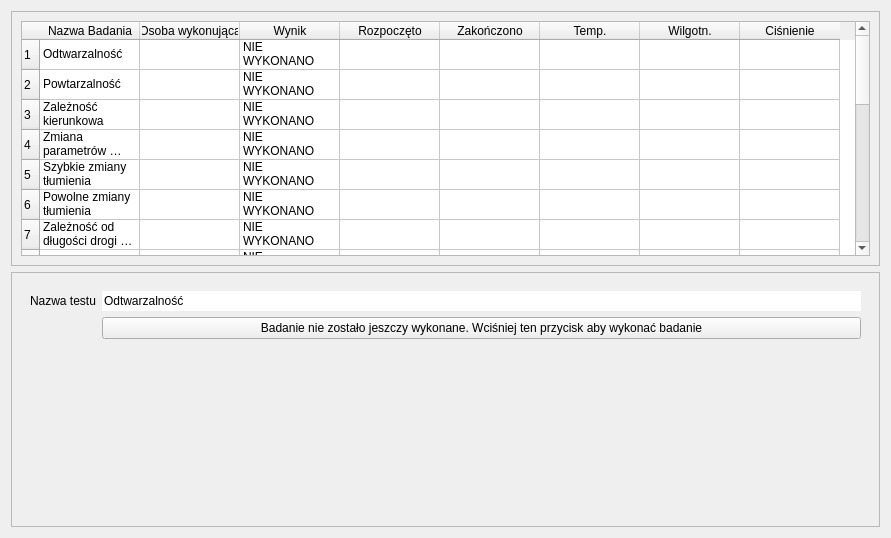
Old version of the form CzujkiLinioweApp/listabadan.ui in the repository wiacekmarcin/CzujkiLiniowe.
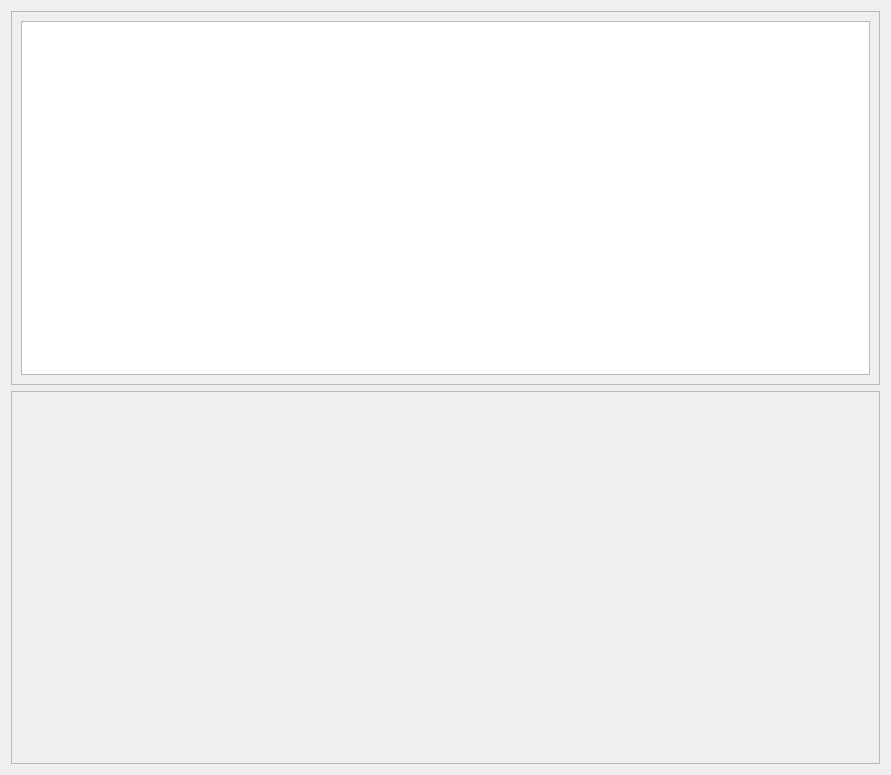
New version of the form. Custom widgets are drawn as their Qt base class.

Commit message: odtwarzalnosc i dane prawie skonczone

Diff of the .ui file:
```diff
--- a/CzujkiLinioweApp/listabadan.ui
+++ b/CzujkiLinioweApp/listabadan.ui
@@ -7,7 +7,7 @@
     <x>0</x>
     <y>0</y>
     <width>891</width>
-    <height>538</height>
+    <height>775</height>
    </rect>
   </property>
   <property name="windowTitle">
@@ -24,363 +24,7 @@
      </property>
      <layout class="QVBoxLayout" name="verticalLayout">
       <item>
-       <widget class="QTableWidget" name="tableWidget">
-        <row>
-         <property name="text">
-          <string>1</string>
-         </property>
-        </row>
-        <row>
-         <property name="text">
-          <string>2</string>
-         </property>
-        </row>
-        <row>
-         <property name="text">
-          <string>3</string>
-         </property>
-        </row>
-        <row>
-         <property name="text">
-          <string>4</string>
-         </property>
-        </row>
-        <row>
-         <property name="text">
-          <string>5</string>
-         </property>
-        </row>
-        <row>
-         <property name="text">
-          <string>6</string>
-         </property>
-        </row>
-        <row>
-         <property name="text">
-          <string>7</string>
-         </property>
-        </row>
-        <row>
-         <property name="text">
-          <string>8</string>
-         </property>
-        </row>
-        <row>
-         <property name="text">
-          <string>9</string>
-         </property>
-        </row>
-        <row>
-         <property name="text">
-          <string>10</string>
-         </property>
-        </row>
-        <row>
-         <property name="text">
-          <string>11</string>
-         </property>
-        </row>
-        <row>
-         <property name="text">
-          <string>12</string>
-         </property>
-        </row>
-        <row>
-         <property name="text">
-          <string>13</string>
-         </property>
-        </row>
-        <row>
-         <property name="text">
-          <string>14</string>
-         </property>
-        </row>
-        <row>
-         <property name="text">
-          <string>15</string>
-         </property>
-        </row>
-        <row>
-         <property name="text">
-          <string>16</string>
-         </property>
-        </row>
-        <row>
-         <property name="text">
-          <string>17</string>
-         </property>
-        </row>
-        <row>
-         <property name="text">
-          <string>18</string>
-         </property>
-        </row>
-        <row>
-         <property name="text">
-          <string>19</string>
-         </property>
-        </row>
-        <row>
-         <property name="text">
-          <string>20</string>
-         </property>
-        </row>
-        <row>
-         <property name="text">
-          <string>21</string>
-         </property>
-        </row>
-        <column>
-         <property name="text">
-          <string>Nazwa Badania</string>
-         </property>
-        </column>
-        <column>
-         <property name="text">
-          <string>Osoba wykonująca</string>
-         </property>
-        </column>
-        <column>
-         <property name="text">
-          <string>Wynik</string>
-         </property>
-        </column>
-        <column>
-         <property name="text">
-          <string>Rozpoczęto</string>
-         </property>
-        </column>
-        <column>
-         <property name="text">
-          <string>Zakończono</string>
-         </property>
-        </column>
-        <column>
-         <property name="text">
-          <string>Temp.</string>
-         </property>
-        </column>
-        <column>
-         <property name="text">
-          <string>Wilgotn.</string>
-         </property>
-        </column>
-        <column>
-         <property name="text">
-          <string>Ciśnienie</string>
-         </property>
-        </column>
-        <item row="0" column="0">
-         <property name="text">
-          <string>Odtwarzalność</string>
-         </property>
-        </item>
-        <item row="0" column="2">
-         <property name="text">
-          <string>NIE WYKONANO</string>
-         </property>
-        </item>
-        <item row="1" column="0">
-         <property name="text">
-          <string>Powtarzalność</string>
-         </property>
-        </item>
-        <item row="1" column="2">
-         <property name="text">
-          <string>NIE WYKONANO</string>
-         </property>
-        </item>
-        <item row="2" column="0">
-         <property name="text">
-          <string>Zależność kierunkowa</string>
-         </property>
-        </item>
-        <item row="2" column="2">
-         <property name="text">
-          <string>NIE WYKONANO</string>
-         </property>
-        </item>
-        <item row="3" column="0">
-         <property name="text">
-          <string>Zmiana parametrów zasilania</string>
-         </property>
-        </item>
-        <item row="3" column="2">
-         <property name="text">
-          <string>NIE WYKONANO</string>
-         </property>
-        </item>
-        <item row="4" column="0">
-         <property name="text">
-          <string>Szybkie zmiany tłumienia</string>
-         </property>
-        </item>
-        <item row="4" column="2">
-         <property name="text">
-          <string>NIE WYKONANO</string>
-         </property>
-        </item>
-        <item row="5" column="0">
-         <property name="text">
-          <string>Powolne zmiany tłumienia</string>
-         </property>
-        </item>
-        <item row="5" column="2">
-         <property name="text">
-          <string>NIE WYKONANO</string>
-         </property>
-        </item>
-        <item row="6" column="0">
-         <property name="text">
-          <string>Zależność od długości drogi optycznej</string>
-         </property>
-        </item>
-        <item row="6" column="2">
-         <property name="text">
-          <string>NIE WYKONANO</string>
-         </property>
-        </item>
-        <item row="7" column="0">
-         <property name="text">
-          <string>Czułość na pożar</string>
-         </property>
-        </item>
-        <item row="7" column="2">
-         <property name="text">
-          <string>NIE WYKONANO</string>
-         </property>
-        </item>
-        <item row="8" column="0">
-         <property name="text">
-          <string>Światło rozproszone</string>
-         </property>
-        </item>
-        <item row="8" column="2">
-         <property name="text">
-          <string>NIE WYKONANO</string>
-         </property>
-        </item>
-        <item row="9" column="0">
-         <property name="text">
-          <string>Odporność na suche gorąco</string>
-         </property>
-        </item>
-        <item row="9" column="2">
-         <property name="text">
-          <string>NIE WYKONANO</string>
-         </property>
-        </item>
-        <item row="10" column="0">
-         <property name="text">
-          <string>Odporność na zimno</string>
-         </property>
-        </item>
-        <item row="10" column="2">
-         <property name="text">
-          <string>NIE WYKONANO</string>
-         </property>
-        </item>
-        <item row="11" column="0">
-         <property name="text">
-          <string>Odporność na wilgotne gorąco, stan ustalony</string>
-         </property>
-        </item>
-        <item row="11" column="2">
-         <property name="text">
-          <string>NIE WYKONANO</string>
-         </property>
-        </item>
-        <item row="12" column="0">
-         <property name="text">
-          <string>Wytrzymałość na wilgotne gorąco, stan ustalony</string>
-         </property>
-        </item>
-        <item row="12" column="2">
-         <property name="text">
-          <string>NIE WYKONANO</string>
-         </property>
-        </item>
-        <item row="13" column="0">
-         <property name="text">
-          <string>Wytrzymałość na wibracje</string>
-         </property>
-        </item>
-        <item row="13" column="2">
-         <property name="text">
-          <string>NIE WYKONANO</string>
-         </property>
-        </item>
-        <item row="14" column="0">
-         <property name="text">
-          <string>Odporność na wyładowania elektrostatyczne</string>
-         </property>
-        </item>
-        <item row="14" column="2">
-         <property name="text">
-          <string>NIE WYKONANO</string>
-         </property>
-        </item>
-        <item row="15" column="0">
-         <property name="text">
-          <string>Odporność na wypormieniowanie pola elektromagnetycznego</string>
-         </property>
-        </item>
-        <item row="15" column="2">
-         <property name="text">
-          <string>NIE WYKONANO</string>
-         </property>
-        </item>
-        <item row="16" column="0">
-         <property name="text">
-          <string>Odporność na przewodzone zakłocenia indukowane przez pola elektromagnetyczne</string>
-         </property>
-        </item>
-        <item row="16" column="2">
-         <property name="text">
-          <string>NIE WYKONANO</string>
-         </property>
-        </item>
-        <item row="17" column="0">
-         <property name="text">
-          <string>Odporność na szybkie impulsy przejściowe</string>
-         </property>
-        </item>
-        <item row="17" column="2">
-         <property name="text">
-          <string>NIE WYKONANO</string>
-         </property>
-        </item>
-        <item row="18" column="0">
-         <property name="text">
-          <string>Odporność na powolne udary napęciowe wysokiej energii</string>
-         </property>
-        </item>
-        <item row="18" column="2">
-         <property name="text">
-          <string>NIE WYKONANO</string>
-         </property>
-        </item>
-        <item row="19" column="0">
-         <property name="text">
-          <string>Wytrzymałość na korozję powodowaną przez dwutlenek siarki</string>
-         </property>
-        </item>
-        <item row="19" column="2">
-         <property name="text">
-          <string>NIE WYKONANO</string>
-         </property>
-        </item>
-        <item row="20" column="0">
-         <property name="text">
-          <string>Odporność na uderzenie</string>
-         </property>
-        </item>
-        <item row="20" column="2">
-         <property name="text">
-          <string>NIE WYKONANO</string>
-         </property>
-        </item>
-       </widget>
+       <widget class="QTableWidget" name="tableWidget"/>
       </item>
      </layout>
     </widget>
@@ -401,45 +45,8 @@
         </property>
         <widget class="QWidget" name="pOdtwarzalnoscNieWykonane">
          <layout class="QFormLayout" name="formLayout">
-          <item row="0" column="0">
-           <widget class="QLabel" name="label_2">
-            <property name="text">
-             <string>Nazwa testu</string>
-            </property>
-           </widget>
-          </item>
-          <item row="0" column="1">
-           <widget class="QLineEdit" name="nazwa_testu">
-            <property name="text">
-             <string>Odtwarzalność</string>
-            </property>
-            <property name="frame">
-             <bool>false</bool>
-            </property>
-            <property name="readOnly">
-             <bool>true</bool>
-            </property>
-           </widget>
-          </item>
-          <item row="1" column="1">
-           <widget class="QPushButton" name="pbStartOdtwarzalnosc">
-            <property name="text">
-             <string>Badanie nie zostało jeszczy wykonane. Wciśniej ten przycisk aby wykonać badanie</string>
-            </property>
-           </widget>
-          </item>
-          <item row="2" column="1">
-           <spacer name="verticalSpacer">
-            <property name="orientation">
-             <enum>Qt::Vertical</enum>
-            </property>
-            <property name="sizeHint" stdset="0">
-             <size>
-              <width>20</width>
-              <height>40</height>
-             </size>
-            </property>
-           </spacer>
+          <item row="0" column="0" colspan="2">
+           <widget class="OdtwarzalnoscWyniki" name="pOdtwarzalnoscWyniki" native="true"/>
           </item>
          </layout>
         </widget>
@@ -465,6 +72,14 @@
    </item>
   </layout>
  </widget>
+ <customwidgets>
+  <customwidget>
+   <class>OdtwarzalnoscWyniki</class>
+   <extends>QWidget</extends>
+   <header>odtwarzalnoscwyniki.h</header>
+   <container>1</container>
+  </customwidget>
+ </customwidgets>
  <resources/>
  <connections/>
 </ui>
```
Left out of the diff: 2 changed lines with no effect on the pictures. The commit also changes 26 other files.
